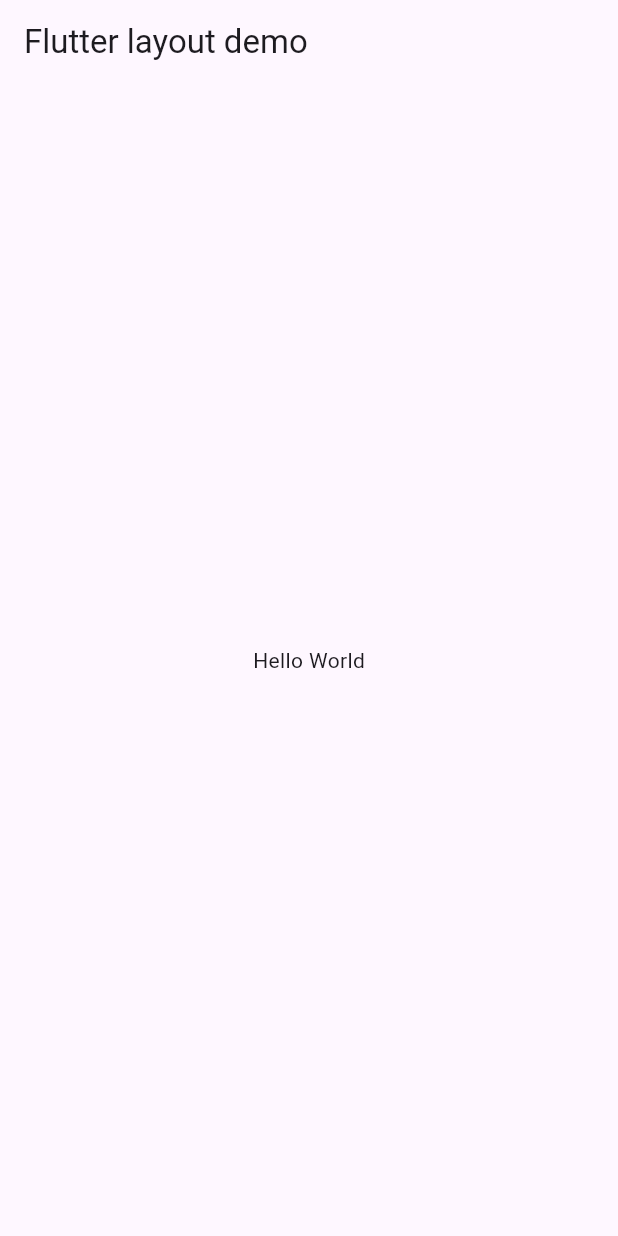
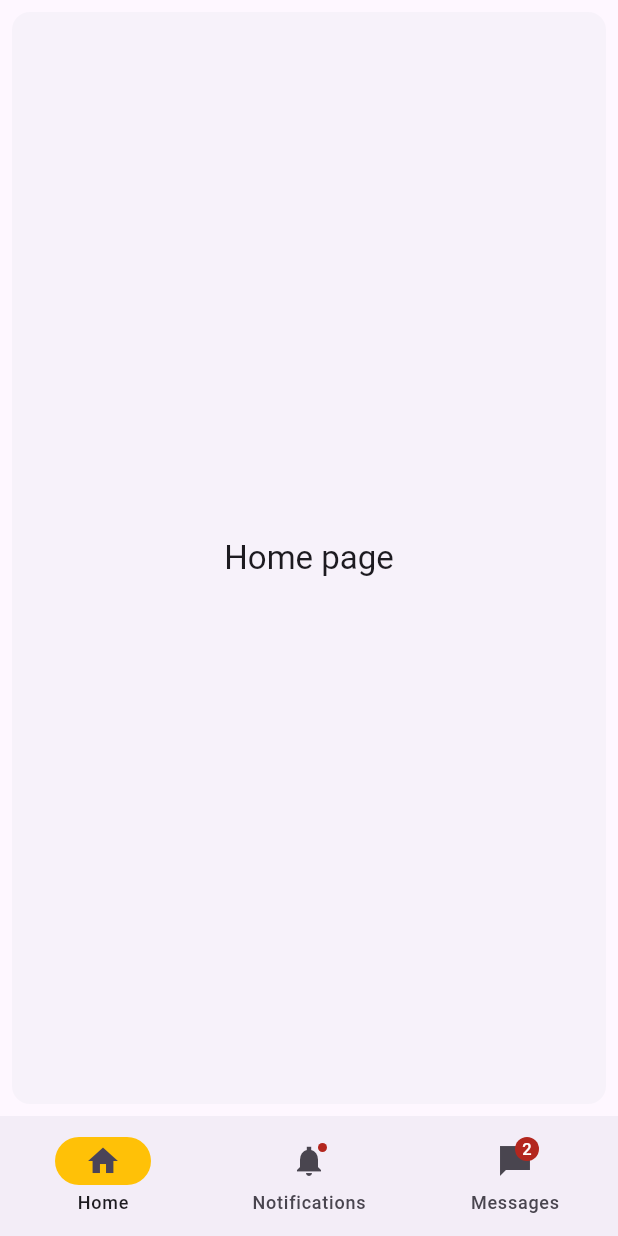
Before and after one commit to linuseing/limitless, a Flutter app: the screen it shows after launch, on a phone screen of 412 x 824 dp. Run offline on Flutter 3.47's test engine with Material 3 defaults, Android fonts, the phone set to English and light mode, and no system bars.

Commit message:
added navigation

```diff
--- a/lib/main.dart
+++ b/lib/main.dart
@@ -1,25 +1,142 @@
 import 'package:flutter/material.dart';
 
-void main() {
-  runApp(const MyApp());
-}
+/// Flutter code sample for [NavigationBar].
+
+void main() => runApp(const MyApp());
 
 class MyApp extends StatelessWidget {
   const MyApp({super.key});
 
   @override
   Widget build(BuildContext context) {
-    const String appTitle = 'Flutter layout demo';
     return MaterialApp(
-      title: appTitle,
-      home: Scaffold(
-        appBar: AppBar(
-          title: const Text(appTitle),
-        ),
-        body: const Center(
-          child: Text('Hello World'),
-        ),
-      ),
+      theme: ThemeData(useMaterial3: true),
+      home: const NavigationExample(),
     );
   }
 }
+
+class NavigationExample extends StatefulWidget {
+  const NavigationExample({super.key});
+
+  @override
+  State<NavigationExample> createState() => _NavigationExampleState();
+}
+
+class _NavigationExampleState extends State<NavigationExample> {
+  int currentPageIndex = 0;
+
+  @override
+  Widget build(BuildContext context) {
+    final ThemeData theme = Theme.of(context);
+    return Scaffold(
+      bottomNavigationBar: NavigationBar(
+        onDestinationSelected: (int index) {
+          setState(() {
+            currentPageIndex = index;
+          });
+        },
+        indicatorColor: Colors.amber,
+        selectedIndex: currentPageIndex,
+        destinations: const <Widget>[
+          NavigationDestination(
+            selectedIcon: Icon(Icons.home),
+            icon: Icon(Icons.home_outlined),
+            label: 'Home',
+          ),
+          NavigationDestination(
+            icon: Badge(child: Icon(Icons.notifications_sharp)),
+            label: 'Notifications',
+          ),
+          NavigationDestination(
+            icon: Badge(
+              label: Text('2'),
+              child: Icon(Icons.messenger_sharp),
+            ),
+            label: 'Messages',
+          ),
+        ],
+      ),
+      body: <Widget>[
+        /// Home page
+        Card(
+          shadowColor: Colors.transparent,
+          margin: const EdgeInsets.all(8.0),
+          child: SizedBox.expand(
+            child: Center(
+              child: Text(
+                'Home page',
+                style: theme.textTheme.titleLarge,
+              ),
+            ),
+          ),
+        ),
+
+        /// Notifications page
+        const Padding(
+          padding: EdgeInsets.all(8.0),
+          child: Column(
+            children: <Widget>[
+              Card(
+                child: ListTile(
+                  leading: Icon(Icons.notifications_sharp),
+                  title: Text('Notification 1'),
+                  subtitle: Text('This is a notification'),
+                ),
+              ),
+              Card(
+                child: ListTile(
+                  leading: Icon(Icons.notifications_sharp),
+                  title: Text('Notification 2'),
+                  subtitle: Text('This is a notification'),
+                ),
+              ),
+            ],
+          ),
+        ),
+
+        /// Messages page
+        ListView.builder(
+          reverse: true,
+          itemCount: 2,
+          itemBuilder: (BuildContext context, int index) {
+            if (index == 0) {
+              return Align(
+                alignment: Alignment.centerRight,
+                child: Container(
+                  margin: const EdgeInsets.all(8.0),
+                  padding: const EdgeInsets.all(8.0),
+                  decoration: BoxDecoration(
+                    color: theme.colorScheme.primary,
+                    borderRadius: BorderRadius.circular(8.0),
+                  ),
+                  child: Text(
+                    'Hello',
+                    style: theme.textTheme.bodyLarge!
+                        .copyWith(color: theme.colorScheme.onPrimary),
+                  ),
+                ),
+              );
+            }
+            return Align(
+              alignment: Alignment.centerLeft,
+              child: Container(
+                margin: const EdgeInsets.all(8.0),
+                padding: const EdgeInsets.all(8.0),
+                decoration: BoxDecoration(
+                  color: theme.colorScheme.primary,
+                  borderRadius: BorderRadius.circular(8.0),
+                ),
+                child: Text(
+                  'Hi!',
+                  style: theme.textTheme.bodyLarge!
+                      .copyWith(color: theme.colorScheme.onPrimary),
+                ),
+              ),
+            );
+          },
+        ),
+      ][currentPageIndex],
+    );
+  }
+}
```
Also changed, not shown: 142 other files.
